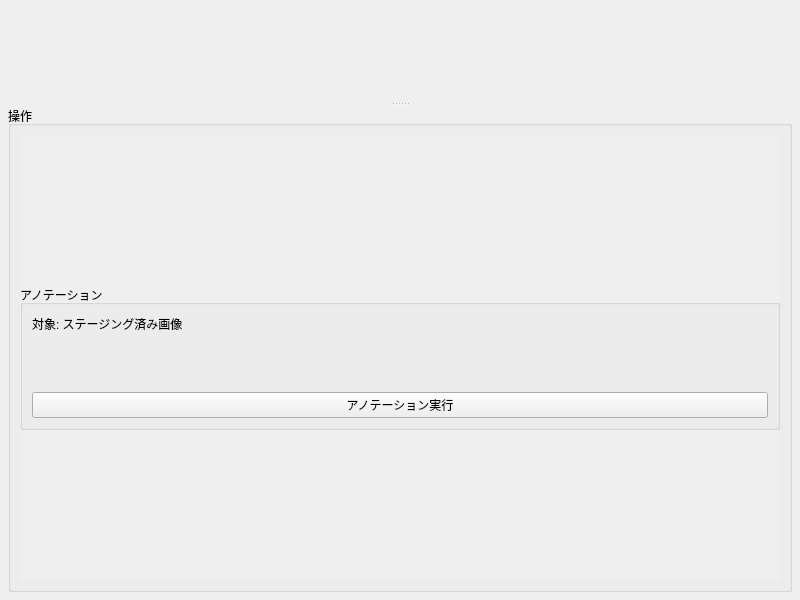
First picture: the form in src/lorairo/gui/designer/AnnotateTab.ui, repository NEXTAltair/LoRAIro, before the edit.
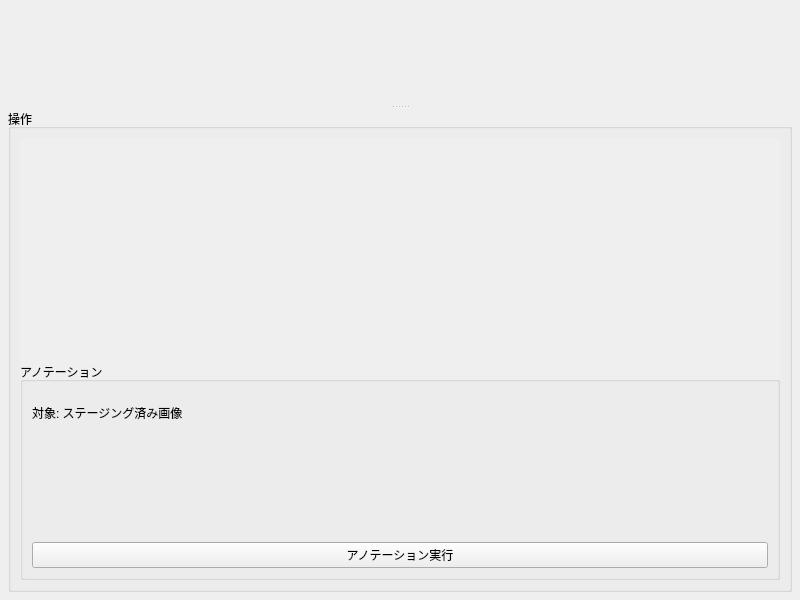
Second picture: the form after the edit.

Commit message: feat(gui): #868 AnnotateTabWidget 本実装 (Track A)

```diff
--- a/src/lorairo/gui/designer/AnnotateTab.ui
+++ b/src/lorairo/gui/designer/AnnotateTab.ui
@@ -94,9 +94,6 @@
             </layout>
            </widget>
           </item>
-          <item>
-           <widget class="QWidget" name="annotationDisplayPlaceholder" native="true"/>
-          </item>
          </layout>
         </widget>
        </widget>
```
The commit also changes 2 other files.
